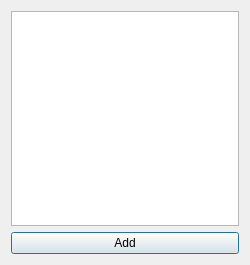
Before: the Qt Designer form stocksinplaylinkselector.ui in HappySeaFox/tht, drawn with Qt 5.
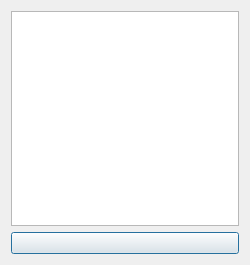
After: the same form once the commit is applied.

What changed in the file:
```diff
--- a/stocksinplaylinkselector.ui
+++ b/stocksinplaylinkselector.ui
@@ -18,11 +18,7 @@
     <widget class="QListWidget" name="listWidget"/>
    </item>
    <item row="1" column="0">
-    <widget class="QPushButton" name="pushButton">
-     <property name="text">
-      <string extracomment="This is the label on a button that user pushes to issue the command">Add</string>
-     </property>
-    </widget>
+    <widget class="QPushButton" name="pushAdd"/>
    </item>
   </layout>
  </widget>
```
Left out of the diff: 4 changed lines with no effect on the pictures.
